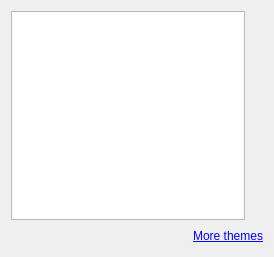
The window that src/options/opt_theme.ui (psi-im/psi) describes before a commit, drawn with Qt 5.
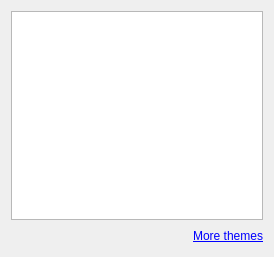
The same window after the commit. Custom widgets are drawn as their Qt base class.

Commit message: Changed theme options

The edit to the form file:
```diff
--- a/src/options/opt_theme.ui
+++ b/src/options/opt_theme.ui
@@ -17,20 +17,26 @@
    <item>
     <layout class="QHBoxLayout" name="adapterLayout">
      <item>
-      <widget class="QListView" name="themeView"/>
-     </item>
-     <item>
-      <spacer name="horizontalSpacer_2">
-       <property name="orientation">
-        <enum>Qt::Horizontal</enum>
+      <widget class="QTreeView" name="themeView">
+       <property name="editTriggers">
+        <set>QAbstractItemView::NoEditTriggers</set>
        </property>
-       <property name="sizeHint" stdset="0">
-        <size>
-         <width>40</width>
-         <height>20</height>
-        </size>
+       <property name="showDropIndicator" stdset="0">
+        <bool>false</bool>
        </property>
-      </spacer>
+       <property name="rootIsDecorated">
+        <bool>false</bool>
+       </property>
+       <property name="sortingEnabled">
+        <bool>true</bool>
+       </property>
+       <property name="headerHidden">
+        <bool>true</bool>
+       </property>
+       <property name="expandsOnDoubleClick">
+        <bool>false</bool>
+       </property>
+      </widget>
      </item>
     </layout>
    </item>
```
The commit also changes 6 other files.
